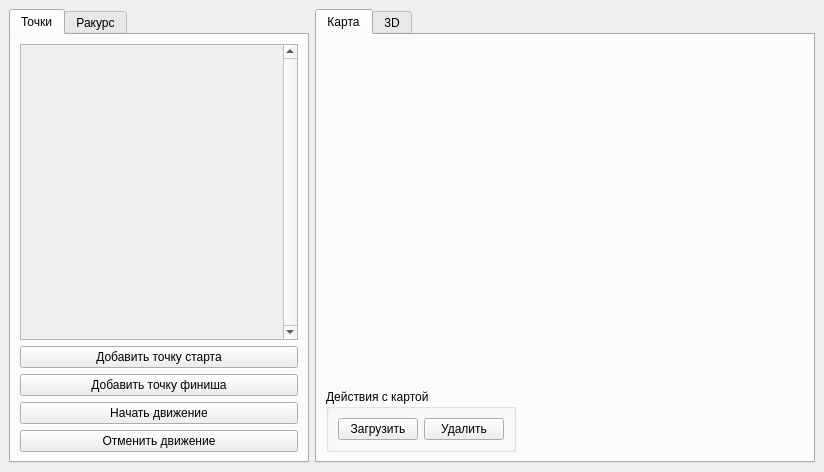
This is UIQt/UI/MainWindow.ui in ddombrovskii/Odometry as Qt 5 draws it before an edit. The edited form follows.
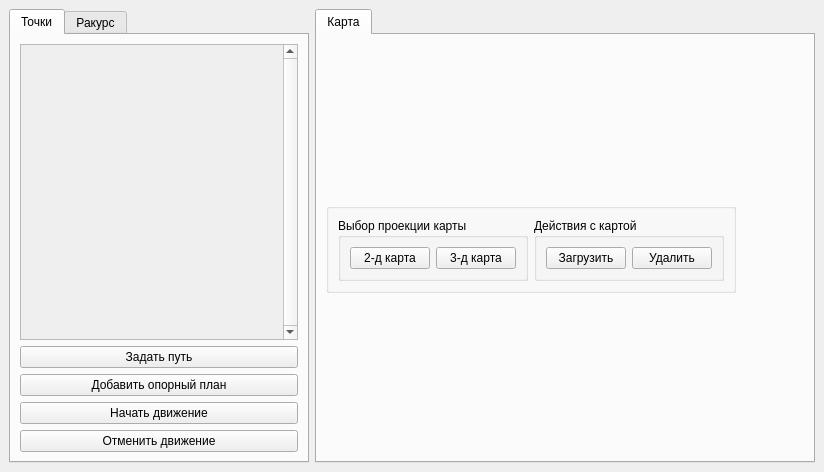
This is the edited form. The open tabs and pages were chosen to show the change.

The edit to the form file:
```diff
--- a/UIQt/UI/MainWindow.ui
+++ b/UIQt/UI/MainWindow.ui
@@ -98,14 +98,14 @@
         <item>
          <widget class="QPushButton" name="addStartPointBtn">
           <property name="text">
-           <string>Добавить точку старта</string>
+           <string>Задать путь</string>
           </property>
          </widget>
         </item>
         <item>
          <widget class="QPushButton" name="addFinishPointBtn">
           <property name="text">
-           <string>Добавить точку финиша</string>
+           <string>Добавить опорный план</string>
           </property>
          </widget>
         </item>
@@ -194,21 +194,46 @@
         <string>Карта</string>
        </attribute>
        <layout class="QVBoxLayout" name="mapTabVLayout">
-        <item>
-         <widget class="QLabel" name="mapLabel">
-          <property name="styleSheet">
-           <string notr="true"/>
+		<item>
+		    <widget class="QGroupBox" name="mapGroupBox">
+			  <property name="sizePolicy">
+			   <sizepolicy hsizetype="Fixed" vsizetype="Fixed">
+				<horstretch>1</horstretch>
+				<verstretch>0</verstretch>
+			   </sizepolicy>
+			  </property>
+			  <layout class="QHBoxLayout" name="horizontalLayout_4">
+			    <item>
+         <widget class="QGroupBox" name="mapGroupBox">
+          <property name="sizePolicy">
+           <sizepolicy hsizetype="Fixed" vsizetype="Fixed">
+            <horstretch>1</horstretch>
+            <verstretch>0</verstretch>
+           </sizepolicy>
           </property>
-          <property name="text">
-           <string/>
+          <property name="title">
+           <string>Выбор проекции карты</string>
           </property>
-          <property name="scaledContents">
-           <bool>true</bool>
-          </property>
+          <layout class="QHBoxLayout" name="horizontalLayout_3">
+           <item>
+            <widget class="QPushButton" name="orthoProjectionBtn">
+             <property name="text">
+              <string>2-д карта</string>
+             </property>
+            </widget>
+           </item>
+           <item>
+            <widget class="QPushButton" name="perspectiveProjectionBtn">
+             <property name="text">
+              <string>3-д карта</string>
+             </property>
+            </widget>
+           </item>
+          </layout>
          </widget>
         </item>
         <item>
-         <widget class="QGroupBox" name="groupBox">
+         <widget class="QGroupBox" name="mapGroupBox">
           <property name="sizePolicy">
            <sizepolicy hsizetype="Fixed" vsizetype="Fixed">
             <horstretch>0</horstretch>
@@ -236,42 +261,9 @@
           </layout>
          </widget>
         </item>
-       </layout>
-      </widget>
-      <widget class="QWidget" name="d3Tab">
-       <attribute name="title">
-        <string>3D</string>
-       </attribute>
-       <layout class="QVBoxLayout" name="d3TabVLayout">
-        <item>
-         <widget class="QGroupBox" name="d3GroupBox">
-          <property name="sizePolicy">
-           <sizepolicy hsizetype="Fixed" vsizetype="Fixed">
-            <horstretch>0</horstretch>
-            <verstretch>0</verstretch>
-           </sizepolicy>
-          </property>
-          <property name="title">
-           <string>Действия с 3D моделью</string>
-          </property>
-          <layout class="QHBoxLayout" name="horizontalLayout_2">
-           <item>
-            <widget class="QPushButton" name="addModelBtn">
-             <property name="text">
-              <string>Загрузить</string>
-             </property>
-            </widget>
-           </item>
-           <item>
-            <widget class="QPushButton" name="deleteModelBtn">
-             <property name="text">
-              <string>Удалить</string>
-             </property>
-            </widget>
-           </item>
-          </layout>
-         </widget>
-        </item>
+			  </layout>
+			 </widget>
+		</item>
        </layout>
       </widget>
      </widget>
```
Left out of the diff: 10 changed lines with no effect on the pictures.
